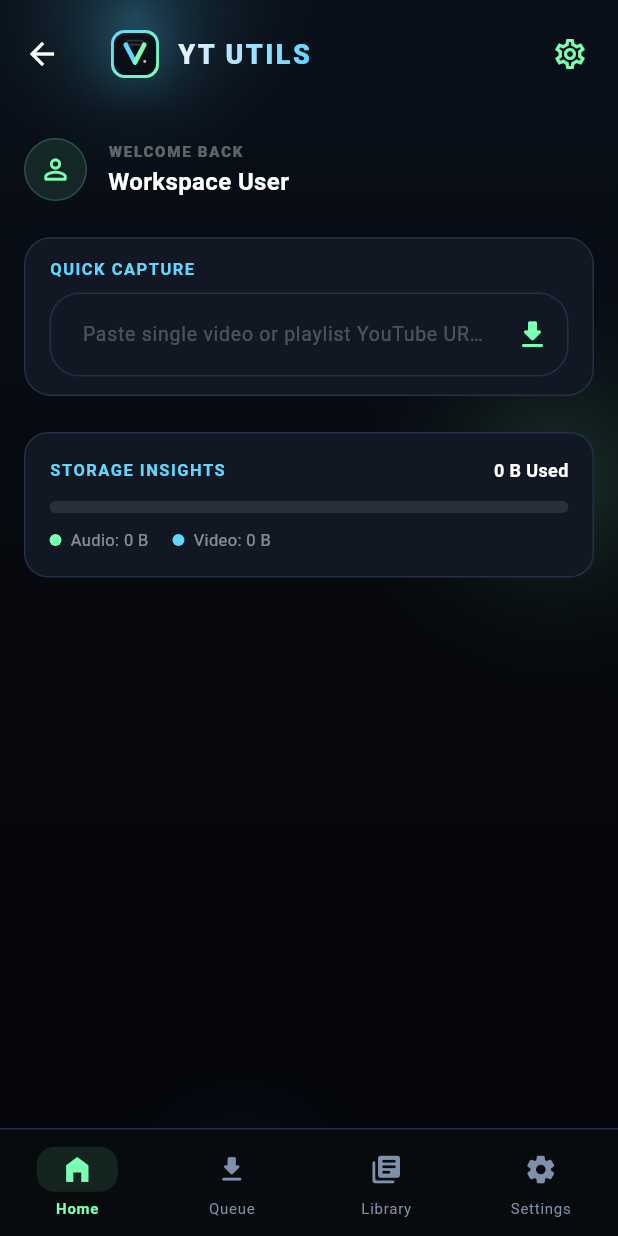
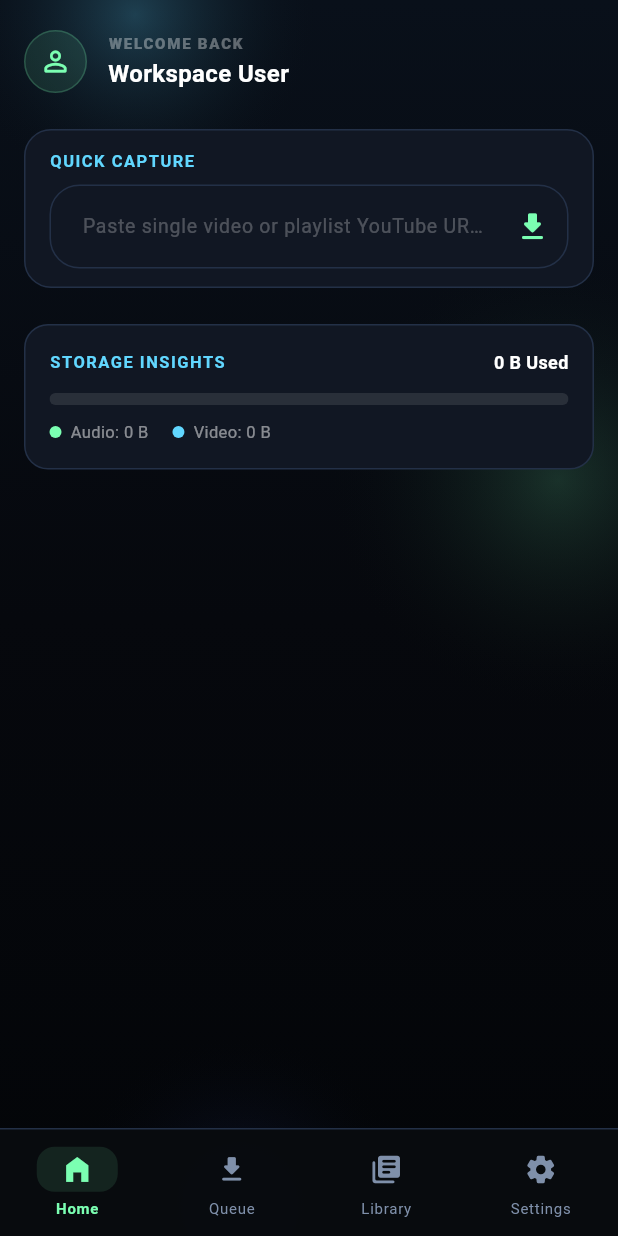
Before and after one commit to geniesabbir/youtube-downloader-utils, a Flutter app: the Dashboard screen opened directly, on a phone screen of 412 x 824 dp. Run offline on Flutter 3.47's test engine with Material 3 defaults, Android fonts, the phone set to English and light mode, and no system bars; our stand-ins replace battery_plus, connectivity_plus, flutter_animate, just_audio, just_audio_background, permission_handler and 2 more; missing offline and left inert: flutter_background, receive_sharing_intent, youtube_explode_dart; accounts and stored records are empty.

Commit message:
refactor: remove AppBar from Dashboard widget to simplify UI

```diff
--- a/youtube_mobile/lib/widgets/dashboard.dart
+++ b/youtube_mobile/lib/widgets/dashboard.dart
@@ -269,26 +269,6 @@
     return BrandBackdrop(
       child: Scaffold(
         backgroundColor: Colors.transparent,
-        appBar: AppBar(
-          toolbarHeight: 72,
-          titleSpacing: 18,
-          title: const BrandLockup(
-            compact: true,
-            markSize: 32,
-            showTagline: false,
-          ),
-          actions: [
-            IconButton(
-              icon: const Icon(Icons.settings_outlined, color: AppColors.mint),
-              onPressed: () {
-                setState(() {
-                  _currentBottomNavIndex = 3; // Swaps focus to settings tab directly
-                });
-              },
-            ),
-            const SizedBox(width: 8),
-          ],
-        ),
         body: SafeArea(
           child: Stack(
             children: [
```
